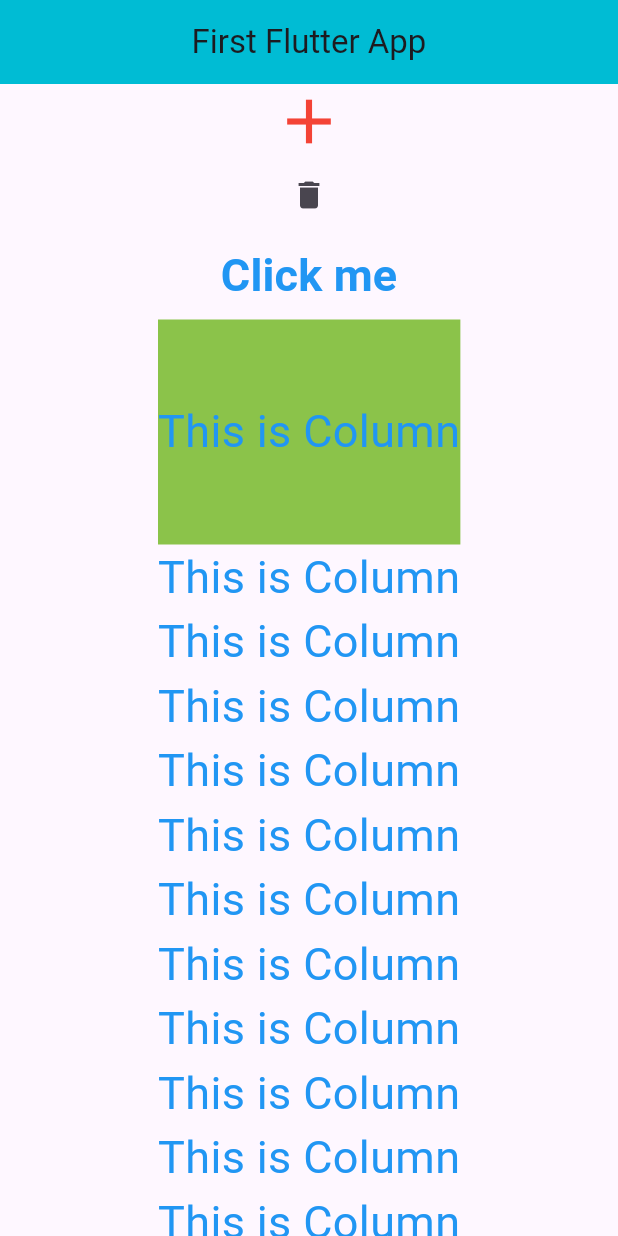
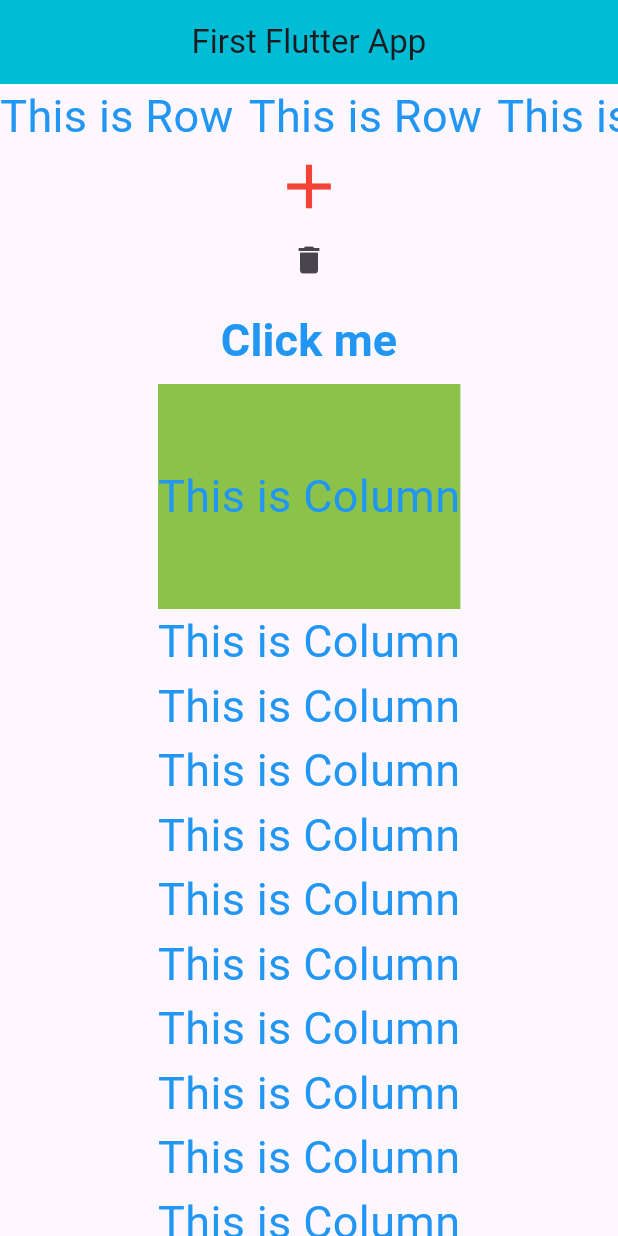
Before and after one commit to osmangonikhan247/new_project, a Flutter app: the screen it shows after launch, on a phone screen of 412 x 824 dp. Run offline on Flutter 3.47's test engine with Material 3 defaults, Android fonts, the phone set to English and light mode, and no system bars.

Commit message:
Row and Column Widget at once

```diff
--- a/lib/main.dart
+++ b/lib/main.dart
@@ -75,6 +75,48 @@ class Home extends StatelessWidget {
           child: Column(
             mainAxisAlignment: MainAxisAlignment.center,
             children: [
+              SingleChildScrollView(
+                scrollDirection: Axis.horizontal,
+                child: Row(
+                    mainAxisAlignment: MainAxisAlignment.spaceBetween,
+                    crossAxisAlignment: CrossAxisAlignment.end,
+                      children: [
+                        Text('This is Row',style: TextStyle(
+                            fontSize: 30,
+                            color: Colors.blue
+                        ),),
+                        SizedBox(
+                          width: 10,
+                        ),
+                        Text('This is Row',style: TextStyle(
+                            fontSize: 30,
+                            color: Colors.blue
+                        ),),
+                        SizedBox(
+                          width: 10,
+                        ),
+                        Text('This is Row',style: TextStyle(
+                            fontSize: 30,
+                            color: Colors.blue
+                        ),),
+                        SizedBox(
+                          width: 10,
+                        ),
+                        Text('This is Row',style: TextStyle(
+                            fontSize: 30,
+                            color: Colors.blue
+                        ),),
+                        SizedBox(
+                          width: 10,
+                        ),
+                        Text('This is Row',style: TextStyle(
+                            fontSize: 30,
+                            color: Colors.blue
+                        ),),
+
+                      ],
+                ),
+              ),
               InkWell(
                 onTap: (){
                 print('1 tap');
```
